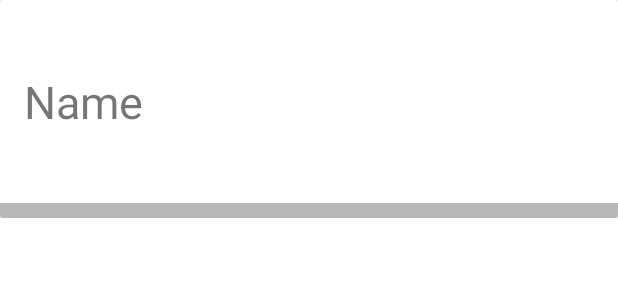
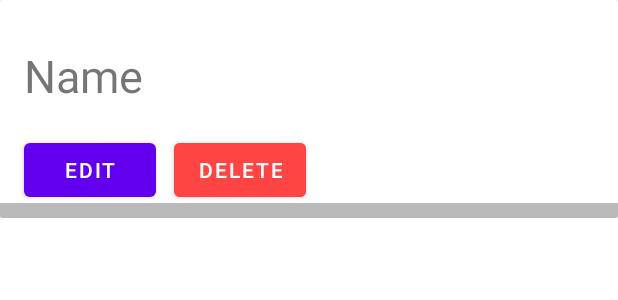
Before and after one commit to senataru/graph-editor-for-android, an Android app: the layout saved_row.xml on its own in the app's theme, with its tools: preview values and no code run, on a phone screen of 412 x 824 dp. Shown: the top 300 px of the screen. Run offline under Robolectric (Android 15) with nearby library versions, the phone set to English and light mode, and no system bars.

Commit message:
Added edit and delete buttons in recyclerView

```diff
--- a/app/src/main/java/com/example/graph_editor/database/SaveDao.java
+++ b/app/src/main/java/com/example/graph_editor/database/SaveDao.java
@@ -1,6 +1,7 @@
 package com.example.graph_editor.database;
 
 import androidx.room.Dao;
+import androidx.room.Delete;
 import androidx.room.Insert;
 import androidx.room.Query;
 
@@ -18,4 +19,7 @@ public interface SaveDao {
     @Query("DELETE FROM save")
     void deleteAll();
 
+    @Delete
+    void delete(Save save);
+
 }
--- a/app/src/main/java/com/example/graph_editor/draw/DrawActivity.java
+++ b/app/src/main/java/com/example/graph_editor/draw/DrawActivity.java
@@ -79,6 +79,7 @@ public class DrawActivity extends AppCompatActivity {
 //        graph.addEdge(l.get(10), l.get(9));
 //        graph.addEdge(l.get(10), l.get(6));
 
+        assert graph != null;
         graphView.initializeGraph(graph.getDrawManager(), true);
 
         ImageButtonCollection collection = new ImageButtonCollection(this);
@@ -105,5 +106,10 @@ public class DrawActivity extends AppCompatActivity {
         super.onDestroy();
         ActionModeType.removeObserver(graphView);
         ActionModeType.resetCurrentModeType();
+
+        SharedPreferences sharedPref = this.getSharedPreferences("GLOBAL", Context.MODE_PRIVATE);
+        SharedPreferences.Editor editor = sharedPref.edit();
+        editor.putString("currentGraph", null);
+        editor.apply();
     }
 }
--- a/app/src/main/res/layout/saved_row.xml
+++ b/app/src/main/res/layout/saved_row.xml
@@ -27,7 +27,8 @@
                 android:textSize="30sp"
                 app:layout_constraintBottom_toBottomOf="parent"
                 app:layout_constraintStart_toStartOf="parent"
-                app:layout_constraintTop_toTopOf="parent" />
+                app:layout_constraintTop_toTopOf="parent"
+                app:layout_constraintVertical_bias="0.317" />
 
             <com.example.graph_editor.draw.graph_view.GraphView
                 android:id="@+id/dataGraph"
@@ -51,6 +52,28 @@
 
             </androidx.constraintlayout.widget.ConstraintLayout>
 
+            <Button
+                android:id="@+id/btnEdit"
+                android:layout_width="wrap_content"
+                android:layout_height="wrap_content"
+                android:layout_marginStart="16dp"
+                android:text="@string/edit"
+                app:layout_constraintBottom_toBottomOf="parent"
+                app:layout_constraintStart_toStartOf="parent"
+                app:layout_constraintTop_toBottomOf="@+id/txtName" />
+
+            <Button
+                android:id="@+id/btnDelete"
+                android:layout_width="wrap_content"
+                android:layout_height="wrap_content"
+                android:layout_marginStart="12dp"
+                android:backgroundTint="@color/light_red"
+                android:text="@string/delete"
+                app:layout_constraintBottom_toBottomOf="@+id/btnEdit"
+                app:layout_constraintStart_toEndOf="@+id/btnEdit"
+                app:layout_constraintTop_toBottomOf="@+id/txtName"
+                app:layout_constraintVertical_bias="1.0" />
+
         </androidx.constraintlayout.widget.ConstraintLayout>
     </androidx.cardview.widget.CardView>
 
--- a/app/src/main/res/values/colors.xml
+++ b/app/src/main/res/values/colors.xml
@@ -7,6 +7,7 @@
     <color name="teal_700">#FF018786</color>
     <color name="black">#FF000000</color>
     <color name="white">#FFFFFFFF</color>
+    <color name="light_red">#FFFF4444</color>
     <color name="main_menu_color">#FFB9B9B9</color>
     <color name="lt_grey">#FFCCCCCC</color>
     <color name="grey">#FF888888</color>
--- a/app/src/main/res/values/strings.xml
+++ b/app/src/main/res/values/strings.xml
@@ -16,4 +16,6 @@
     <string name="save">Save</string>
     <string name="enter_graph_name">Enter graph\'s name</string>
     <string name="save_your_graph">Save your graph</string>
+    <string name="edit">Edit</string>
+    <string name="delete">Delete</string>
 </resources>
```
Also changed, not shown: app/src/main/java/com/example/graph_editor/browse/BrowseActivity.java (+8 -4 lines), app/src/main/java/com/example/graph_editor/browse/SavedAdapter.java (+30 -4 lines).
